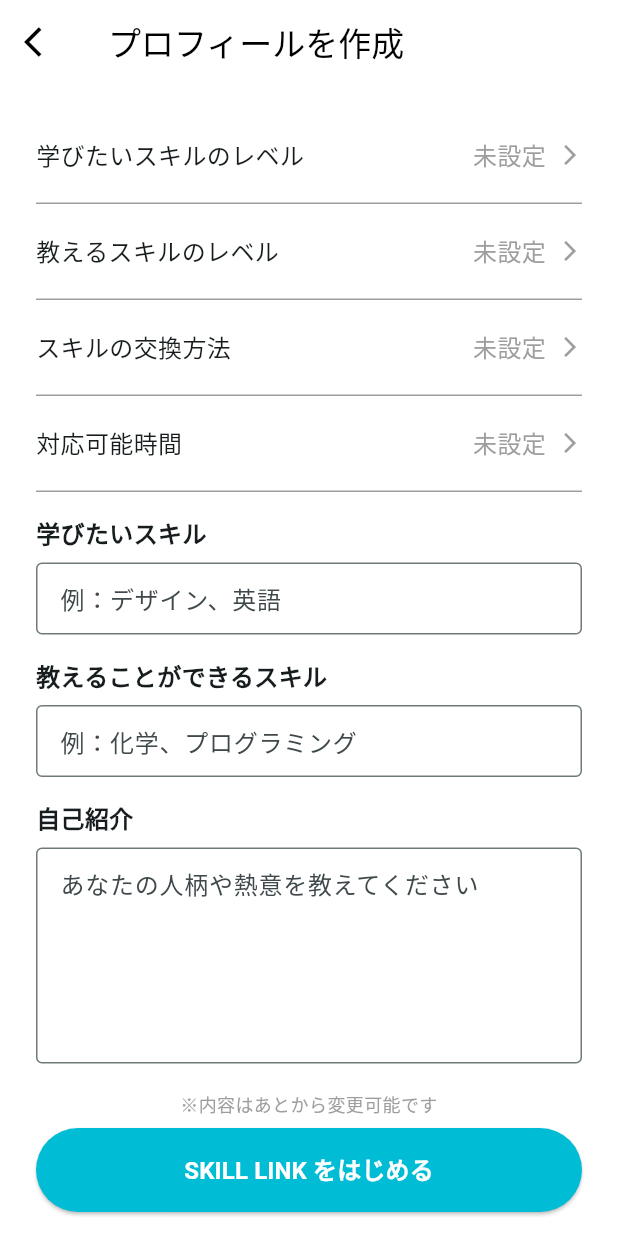
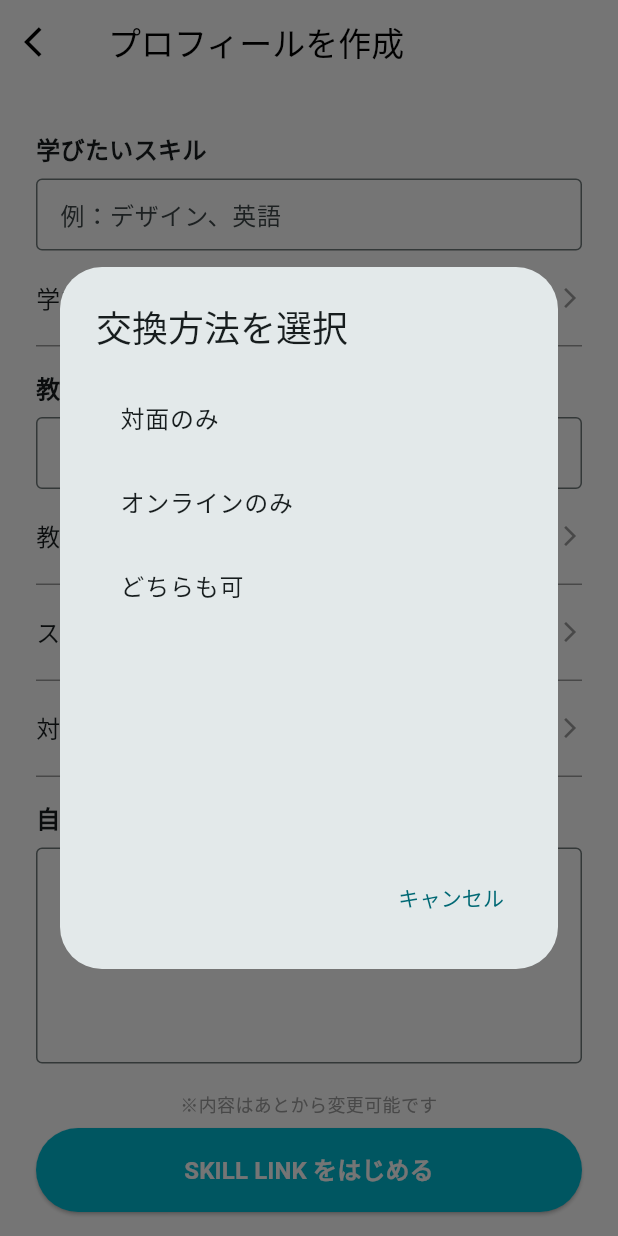
Before and after one commit to Mkazuki0511/Third, a Flutter app: the Page_onboarding_step4 screen opened directly, after a tap on "スキルの交換方法", on a phone screen of 412 x 824 dp. Run offline on Flutter 3.47's test engine with Material 3 defaults, Android fonts, the phone set to English and light mode, and no system bars; our stand-ins replace cloud_firestore, firebase_auth, firebase_core, firebase_storage, image_picker; accounts and stored records are empty.

Commit message:
feat: オンボーディングの全ロジックを実装 refactor: Step4のフォーム項目を論理的な順序に並び替え

```diff
--- a/lib/start/pages/page_onboarding_step4.dart
+++ b/lib/start/pages/page_onboarding_step4.dart
@@ -23,10 +23,16 @@ class _Page_onboarding_step4State extends State<Page_onboarding_step4> {
   final TextEditingController _teachSkillController = TextEditingController();
   final TextEditingController _selfIntroController = TextEditingController();
 
-  // TODO: 各項目の選択値を保持する変数を（将来的に）追加する
-  // String? _location;
-  // String? _teachSkillLevel;
-  // ...
+  // 各 SelectorRow の選択値を保持する変数
+  String? _learnSkillLevel;
+  String? _teachSkillLevel;
+  String? _exchangeMethod;
+  String? _availableTime;
+
+  // 各選択肢のリスト
+  final List<String> _skillLevels = ['初心者', '中級者', '上級者', 'プロレベル'];
+  final List<String> _exchangeMethods = ['対面のみ', 'オンラインのみ', 'どちらも可'];
+  final List<String> _availableTimes = ['平日 昼', '平日 夜', '土日 祝日', 'いつでも可'];
 
   @override
   void dispose() {
@@ -60,10 +66,11 @@ class _Page_onboarding_step4State extends State<Page_onboarding_step4> {
         'teachSkill': _teachSkillController.text.trim(),
         'selfIntroduction': _selfIntroController.text.trim(),
 
-        // TODO: 将来的に、選択された他の項目もここに追加
-        // 'location': _location,
-        // 'exchangeMethod': _exchangeMethod,
-        // ...
+        // 新しく選択されたロジックのデータを保存
+        'learnSkillLevel': _learnSkillLevel,
+        'teachSkillLevel': _teachSkillLevel,
+        'exchangeMethod': _exchangeMethod,
+        'availableTime': _availableTime,
       };
 
       // 3. Firestoreのユーザー情報を更新 (update)
@@ -97,6 +104,46 @@ class _Page_onboarding_step4State extends State<Page_onboarding_step4> {
     }
   }
 
+  /// --- 選択肢を表示する汎用ダイアログ ---
+  Future<void> _showOptionDialog({
+    required String title,
+    required List<String> options,
+    required ValueChanged<String> onSelected, // 選択された値を親に返すコールバック
+  }) async {
+    await showDialog(
+      context: context,
+      builder: (BuildContext dialogContext) {
+        return AlertDialog(
+          title: Text(title),
+          content: SizedBox(
+            width: double.maxFinite,
+            height: 300, // 高さを固定
+            child: ListView.builder(
+              shrinkWrap: true,
+              itemCount: options.length,
+              itemBuilder: (BuildContext context, int index) {
+                final option = options[index];
+                return ListTile(
+                  title: Text(option),
+                  onTap: () {
+                    onSelected(option); // 選択された値をコールバックで返す
+                    Navigator.of(dialogContext).pop(); // ダイアログを閉じる
+                  },
+                );
+              },
+            ),
+          ),
+          actions: [
+            TextButton(
+              onPressed: () => Navigator.of(dialogContext).pop(),
+              child: const Text('キャンセル'),
+            ),
+          ],
+        );
+      },
+    );
+  }
+
 
   @override
   Widget build(BuildContext context) {
@@ -122,23 +169,62 @@ class _Page_onboarding_step4State extends State<Page_onboarding_step4> {
           child: Column(
             crossAxisAlignment: CrossAxisAlignment.stretch,
             children: [
-              // --- フォーム本体 (差し替え) ---
-              _buildSelectorRow(label: '学びたいスキルのレベル', value: '未設定'),
-              _buildSelectorRow(label: '教えるスキルのレベル', value: '未設定'),
-              _buildSelectorRow(label: 'スキルの交換方法', value: '未設定'),
-              _buildSelectorRow(label: '対応可能時間', value: '未設定'),
-
-              // ↓↓↓↓ 【コントローラーを接続】 ↓↓↓↓
+              // --- フォーム本体 ---
+              //１．学びたいスキル
               _buildTextInputField(
                 controller: _learnSkillController, // ← 接続
                 label: '学びたいスキル',
                 hint: '例：デザイン、英語',
               ),
+              _buildSelectorRow(
+                label: '学びたいスキルのレベル',
+                value: _learnSkillLevel ?? '未設定',
+                onTap: () => _showOptionDialog(
+                  title: '学びたいレベルを選択',
+                  options: _skillLevels,
+                  onSelected: (value) => setState(() => _learnSkillLevel = value),
+                  ),
+              ),
+
+              // 2. 教えるスキル
               _buildTextInputField(
                 controller: _teachSkillController, // ← 接続
                 label: '教えることができるスキル',
-                hint: '例：化学、プログラミング',
+                hint: '例：動画編集、プログラミング',
               ),
+              _buildSelectorRow(
+                label: '教えるスキルのレベル',
+                value: _teachSkillLevel ?? '未設定',
+                onTap: () => _showOptionDialog(
+                  title: '教えるレベルを選択',
+                  options: _skillLevels,
+                  onSelected: (value) => setState(() => _teachSkillLevel = value),
+                ),
+              ),
+
+              // 3. スキル交換の方法
+              _buildSelectorRow(
+                label: 'スキルの交換方法',
+                value: _exchangeMethod ?? '未設定',
+                onTap: () => _showOptionDialog(
+                  title: '交換方法を選択',
+                  options: _exchangeMethods,
+                  onSelected: (value) => setState(() => _exchangeMethod = value),
+                ),
+              ),
+
+              // 4. 対応可能時間
+              _buildSelectorRow(
+                label: '対応可能時間',
+                value: _availableTime ?? '未設定',
+                onTap: () => _showOptionDialog(
+                  title: '対応時間を選択',
+                  options: _availableTimes,
+                  onSelected: (value) => setState(() => _availableTime = value),
+                ),
+              ),
+
+              // 5. 自己紹介
               _buildTextInputField(
                 controller: _selfIntroController, // ← 接続
                 label: '自己紹介',
@@ -153,12 +239,13 @@ class _Page_onboarding_step4State extends State<Page_onboarding_step4> {
   }
 
   /// 項目（ラベルと値）の共通ウィジェット (選択式)
-  Widget _buildSelectorRow({required String label, required String value}) {
+  Widget _buildSelectorRow({
+    required String label,
+    required String value,
+    required VoidCallback onTap, // ← 追加
+  }) {
     return GestureDetector(
-      onTap: () {
-        // TODO: 各項目（出身地など）の選択ロジックを実装
-        print("$label がタップされました");
-      },
+      onTap: onTap, // ← 接続
       child: Container(
         padding: const EdgeInsets.symmetric(vertical: 20.0),
         decoration: const BoxDecoration(
```
